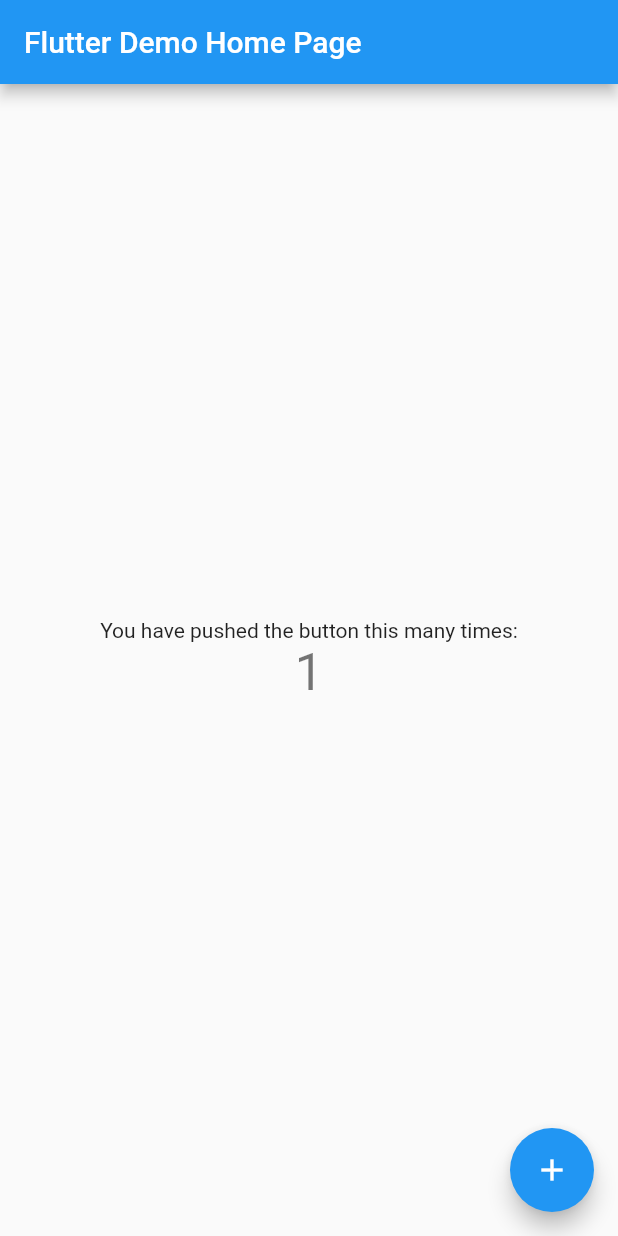
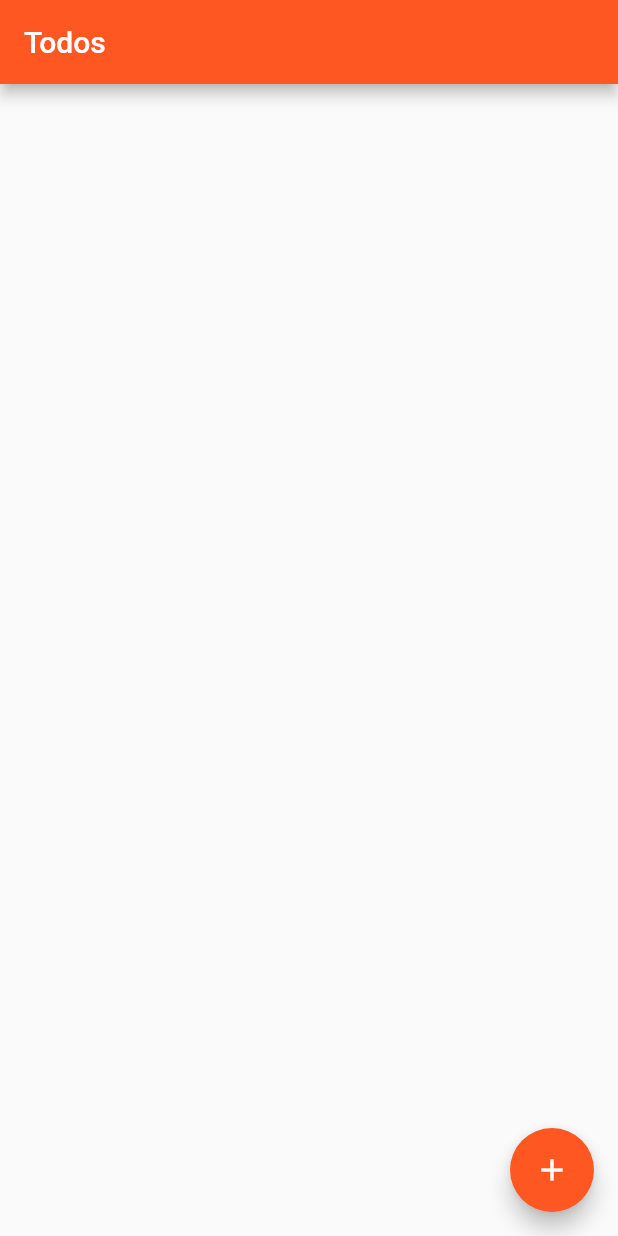
Before and after one commit to emrekarabacak/flutter-todo-app, a Flutter app: the screen it shows after launch, after a tap on the "add" icon, on a phone screen of 412 x 824 dp. Run offline on Flutter 3.47's test engine with Material 2 defaults, Android fonts, the phone set to English and light mode, and no system bars; our stand-ins replace sqflite; accounts and stored records are empty.

Commit message:
listview implemented, todo items shown on the list

```diff
--- a/lib/main.dart
+++ b/lib/main.dart
@@ -1,4 +1,5 @@
 import 'package:flutter/material.dart';
+import 'package:todo_app/screens/todolist.dart';
 
 void main() => runApp(MyApp());
 
@@ -7,35 +8,17 @@ class MyApp extends StatelessWidget {
   @override
   Widget build(BuildContext context) {
     return MaterialApp(
-      title: 'Flutter Demo',
+      title: 'Todos',
       theme: ThemeData(
-        // This is the theme of your application.
-        //
-        // Try running your application with "flutter run". You'll see the
-        // application has a blue toolbar. Then, without quitting the app, try
-        // changing the primarySwatch below to Colors.green and then invoke
-        // "hot reload" (press "r" in the console where you ran "flutter run",
-        // or simply save your changes to "hot reload" in a Flutter IDE).
-        // Notice that the counter didn't reset back to zero; the application
-        // is not restarted.
-        primarySwatch: Colors.blue,
+        primarySwatch: Colors.deepOrange,
       ),
-      home: MyHomePage(title: 'Flutter Demo Home Page'),
+      home: MyHomePage(title: 'Todos'),
     );
   }
 }
 
 class MyHomePage extends StatefulWidget {
   MyHomePage({Key key, this.title}) : super(key: key);
-
-  // This widget is the home page of your application. It is stateful, meaning
-  // that it has a State object (defined below) that contains fields that affect
-  // how it looks.
-
-  // This class is the configuration for the state. It holds the values (in this
-  // case the title) provided by the parent (in this case the App widget) and
-  // used by the build method of the State. Fields in a Widget subclass are
-  // always marked "final".
 
   final String title;
 
@@ -44,68 +27,13 @@ class MyHomePage extends StatefulWidget {
 }
 
 class _MyHomePageState extends State<MyHomePage> {
-  int _counter = 0;
-
-  void _incrementCounter() {
-    setState(() {
-      // This call to setState tells the Flutter framework that something has
-      // changed in this State, which causes it to rerun the build method below
-      // so that the display can reflect the updated values. If we changed
-      // _counter without calling setState(), then the build method would not be
-      // called again, and so nothing would appear to happen.
-      _counter++;
-    });
-  }
-
   @override
   Widget build(BuildContext context) {
-    // This method is rerun every time setState is called, for instance as done
-    // by the _incrementCounter method above.
-    //
-    // The Flutter framework has been optimized to make rerunning build methods
-    // fast, so that you can just rebuild anything that needs updating rather
-    // than having to individually change instances of widgets.
-    return Scaffold(
-      appBar: AppBar(
-        // Here we take the value from the MyHomePage object that was created by
-        // the App.build method, and use it to set our appbar title.
+    return new Scaffold(
+      appBar: new AppBar(
         title: Text(widget.title),
       ),
-      body: Center(
-        // Center is a layout widget. It takes a single child and positions it
-        // in the middle of the parent.
-        child: Column(
-          // Column is also layout widget. It takes a list of children and
-          // arranges them vertically. By default, it sizes itself to fit its
-          // children horizontally, and tries to be as tall as its parent.
-          //
-          // Invoke "debug painting" (press "p" in the console, choose the
-          // "Toggle Debug Paint" action from the Flutter Inspector in Android
-          // Studio, or the "Toggle Debug Paint" command in Visual Studio Code)
-          // to see the wireframe for each widget.
-          //
-          // Column has various properties to control how it sizes itself and
-          // how it positions its children. Here we use mainAxisAlignment to
-          // center the children vertically; the main axis here is the vertical
-          // axis because Columns are vertical (the cross axis would be
-          // horizontal).
-          mainAxisAlignment: MainAxisAlignment.center,
-          children: <Widget>[
-            Text(
-              'You have pushed the button this many times:',
-            ),
-            Text(
-              '$_counter',
-              style: Theme.of(context).textTheme.display1,
-            ),
-          ],
-        ),
-      ),
-      floatingActionButton: FloatingActionButton(
-        onPressed: _incrementCounter,
-        tooltip: 'Increment',
-        child: Icon(Icons.add),
-      ), // This trailing comma makes auto-formatting nicer for build methods.
+      body: TodoList(),
     );
   }
 }
--- /dev/null
+++ b/lib/screens/todolist.dart
@@ -0,0 +1,83 @@
+import 'package:flutter/material.dart';
+import 'package:todo_app/model/todo.dart';
+import 'package:todo_app/util/dbhelper.dart';
+
+class TodoList extends StatefulWidget {
+  @override
+  State<StatefulWidget> createState() => TodoListState();
+}
+
+class TodoListState extends State<TodoList> {
+  DbHelper helper;
+  List<Todo> todos;
+  int count = 0;
+
+  @override
+  Widget build(BuildContext context) {
+    if (todos == null) {
+      todos = List<Todo>();
+      getData();
+    }
+
+    return Scaffold(
+      body: todolistItems(),
+      floatingActionButton: FloatingActionButton(
+          onPressed: () {
+            DbHelper helper = DbHelper();
+            helper.initializeDB().then((result) {
+              Todo todo = Todo(
+                  "Buy oranges", 1, DateTime.now().toString(), "Orangeeedss");
+              helper.inserTodo(todo).then((result) {
+                debugPrint("item added");
+              });
+            });
+          },
+          tooltip: "Add new todo",
+          child: Icon(Icons.add)),
+    );
+  }
+
+  ListView todolistItems() {
+    return ListView.builder(
+      itemCount: count,
+      itemBuilder: (BuildContext context, int position) {
+        return Card(
+          color: Colors.white,
+          elevation: 2.0,
+          child: ListTile(
+            leading: CircleAvatar(
+              backgroundColor: Colors.red,
+              child: Text(this.todos[position].priority.toString()),
+            ),
+            title: Text(this.todos[position].title),
+            subtitle: Text(this.todos[position].date),
+            onTap: () {
+              debugPrint("Tapped on " + this.todos[position].id.toString());
+            },
+          ),
+        );
+      },
+    );
+  }
+
+  void getData() {
+    helper = DbHelper();
+    final dbFuture = helper.initializeDB();
+    dbFuture.then((result) {
+      final todosFuture = helper.getTodos();
+      todosFuture.then((result) {
+        List<Todo> todoList = List<Todo>();
+        count = result.length;
+        for (int i = 0; i < count; i++) {
+          todoList.add(Todo.fromObject(result[i]));
+          debugPrint(todoList[i].title);
+        }
+        setState(() {
+          todos = todoList;
+          count = count;
+        });
+        debugPrint("Items " + count.toString());
+      });
+    });
+  }
+}
--- /dev/null
+++ b/lib/util/dbhelper.dart
@@ -0,0 +1,82 @@
+import 'package:sqflite/sqflite.dart';
+import 'dart:async';
+import 'dart:io';
+import 'package:path_provider/path_provider.dart';
+import 'package:todo_app/model/todo.dart';
+
+class DbHelper {
+  static final DbHelper _dbHelper = DbHelper._internal();
+
+  String tblTodo = "todo";
+  String colId = "id";
+  String colTitle = "title";
+  String colDescription = "description";
+  String colPriority = "priority";
+  String colDate = "date";
+
+  DbHelper._internal();
+
+  factory DbHelper() {
+    return _dbHelper;
+  }
+
+  static Database _db;
+
+  Future<Database> get db async {
+    if (_db == null) {
+      _db = await initializeDB();
+    }
+    return _db;
+  }
+
+  Future<Database> initializeDB() async {
+    Directory dir = await getApplicationDocumentsDirectory();
+    String path = dir.path + "todos.db";
+    var dbTodos = await openDatabase(path, version: 2, onCreate: _createDb);
+    return dbTodos;
+  }
+
+  void _createDb(Database db, int newVersion) async {
+    await db.execute(
+        "CREATE TABLE $tblTodo($colId INTEGER PRIMARY KEY, $colTitle TEXT, $colDescription TEXT, $colPriority INTEGER, $colDate TEXT)");
+  }
+
+  Future<int> inserTodo(Todo todo) async {
+    Database db = await this.db;
+    var result = await db.insert(tblTodo, todo.toMap());
+    return result;
+  }
+
+  Future<List> getTodos() async {
+    Database db = await this.db;
+    var result =
+        await db.rawQuery("SELECT * FROM $tblTodo order by $colPriority ASC");
+    return result;
+  }
+
+  Future<int> getCount() async {
+    Database db = await this.db;
+    var result = Sqflite.firstIntValue(
+        await db.rawQuery("select count * from $tblTodo"));
+    return result;
+  }
+
+  Future<int> updateTodo(Todo todo) async {
+    var db = await this.db;
+    var result = await db.update(tblTodo, todo.toMap(),
+        where: "$colId = ?", whereArgs: [todo.id]);
+    return result;
+  }
+
+  Future<int> deleteTodo(int id) async {
+    var db = await this.db;
+    var result = await db.rawDelete('DELETE FROM $tblTodo WHERE $colId =$id');
+    return result;
+  }
+
+  /*Future<int> deleteTodo(int id) async {
+    var db = await this.db;
+    var result = await db.delete(tblTodo, where: "$colId = ?", whereArgs: [id]);
+    return result;
+  }*/
+}
```
Also changed, not shown: pubspec.yaml (+3 -6 lines), pubspec.lock.
